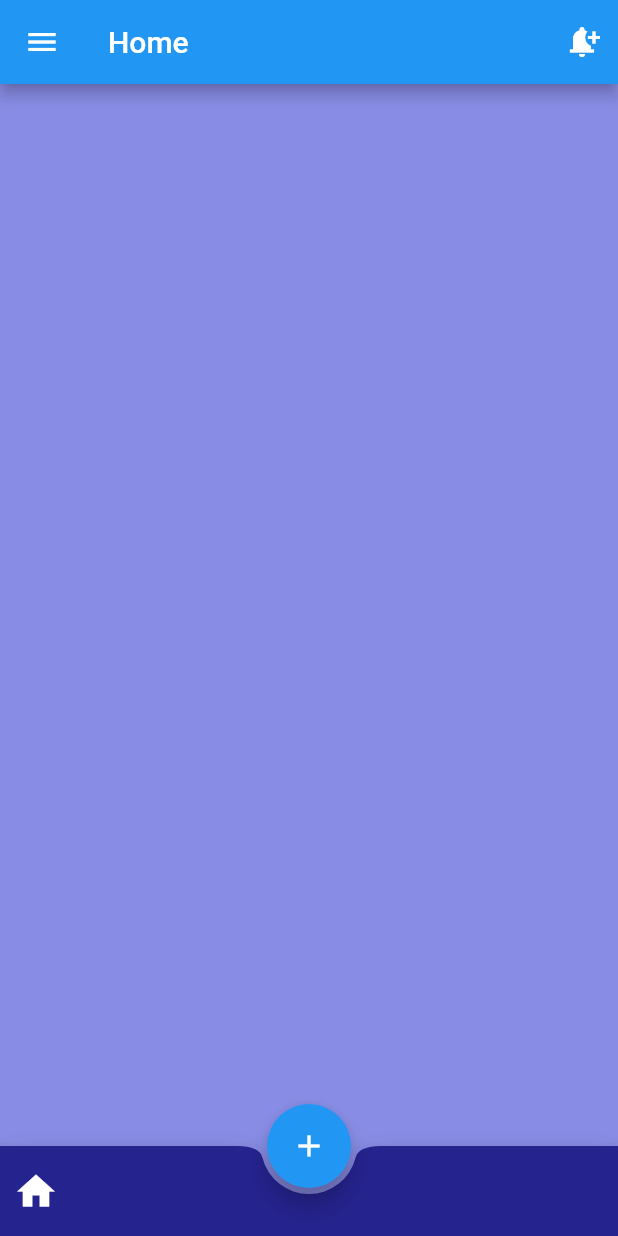
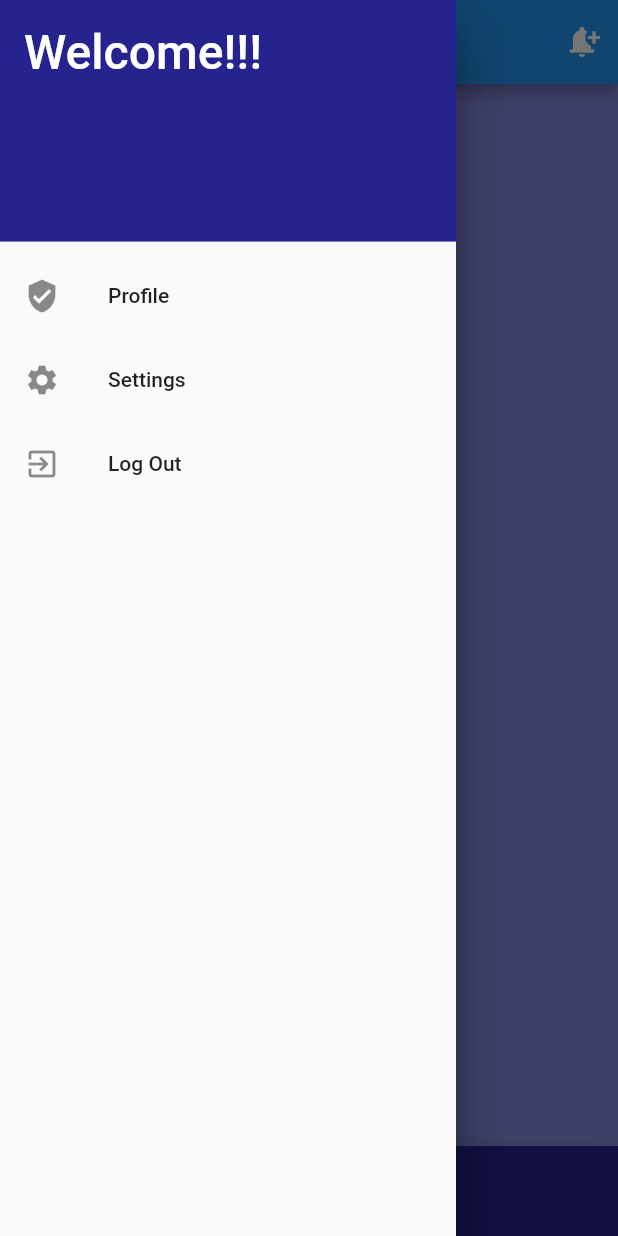
Before and after one commit to Subham-RKB/ThE_DeBaToRs, a Flutter app: the screen it shows after launch, with the side drawer open (before the commit the screen has no drawer), on a phone screen of 412 x 824 dp. Run offline on Flutter 3.47's test engine with Material 2 defaults, Android fonts, the phone set to English and light mode, and no system bars; Roboto replaces fonts that are missing (Red Rose).

Commit message:
Side Menu / Drawer

```diff
--- a/lib/feedPage.dart
+++ b/lib/feedPage.dart
@@ -1,37 +1,33 @@
-import 'dart:html';
-
-import 'package:flutter/material.dart';
-import 'package:thedebators/loginpage.dart';
-import './HomePage.dart';
-import 'package:path/path.dart';
 import 'package:flutter/material.dart';
 import 'package:flutter/cupertino.dart';
-import 'package:thedebators/loginpage.dart';
 import './main.dart';
-//import './loginpage.dart';
+import './sidemenu.dart';
 
 class FeedPage extends StatefulWidget {
   //const FeedPage({ Key? key }) : super(key: key);
-
   @override
   _FeedPageState createState() => _FeedPageState();
 }
 
 class _FeedPageState extends State<FeedPage> {
-  bool _showFab = true;
-  bool _showNotch = true;
   FloatingActionButtonLocation _fabLocation =
       FloatingActionButtonLocation.centerDocked;
   @override
   Widget build(BuildContext context) {
     return Scaffold(
+      drawer: Drawer(
+        child: SideMenu(),
+      ),
       appBar: AppBar(
         title: Text("Home"),
-        leading: IconButton(
-          icon: Icon(Icons.menu),
-          tooltip: 'Menu',
-          onPressed: () {},
-        ),
+        leading:
+            IconButton(icon: Icon(Icons.menu), tooltip: 'Menu', onPressed: () {}
+                //Drawer(child: SideMenu());
+                // Navigator.push(
+                //     this.context,
+                //     MaterialPageRoute(
+                //         builder: (BuildContext context) => SideMenu()))
+                ),
         actions: <Widget>[
           IconButton(
             icon: const Icon(Icons.notification_add),
--- a/lib/sidemenu.dart
+++ b/lib/sidemenu.dart
@@ -0,0 +1,39 @@
+import 'package:flutter/material.dart';
+import './main.dart';
+
+class SideMenu extends StatelessWidget {
+  //const SideMenu({ Key? key }) : super(key: key);
+
+  @override
+  Widget build(BuildContext context) {
+    return Drawer(
+      child: ListView(
+        padding: EdgeInsets.zero,
+        children: <Widget>[
+          DrawerHeader(
+            child: Text(
+              'Welcome!!!',
+              style: TextStyle(
+                  fontSize: 32, color: Colors.white, fontFamily: 'Red Rose'),
+            ),
+            decoration: BoxDecoration(
+              color: pc,
+            ),
+          ),
+          ListTile(
+              leading: Icon(Icons.verified_user),
+              title: Text('Profile'),
+              onTap: () => {Navigator.of(context).pop()}),
+          ListTile(
+              leading: Icon(Icons.settings),
+              title: Text('Settings'),
+              onTap: () => {Navigator.of(context).pop()}),
+          ListTile(
+              leading: Icon(Icons.exit_to_app),
+              title: Text('Log Out'),
+              onTap: () => {Navigator.of(context).pop()}),
+        ],
+      ),
+    );
+  }
+}
```
